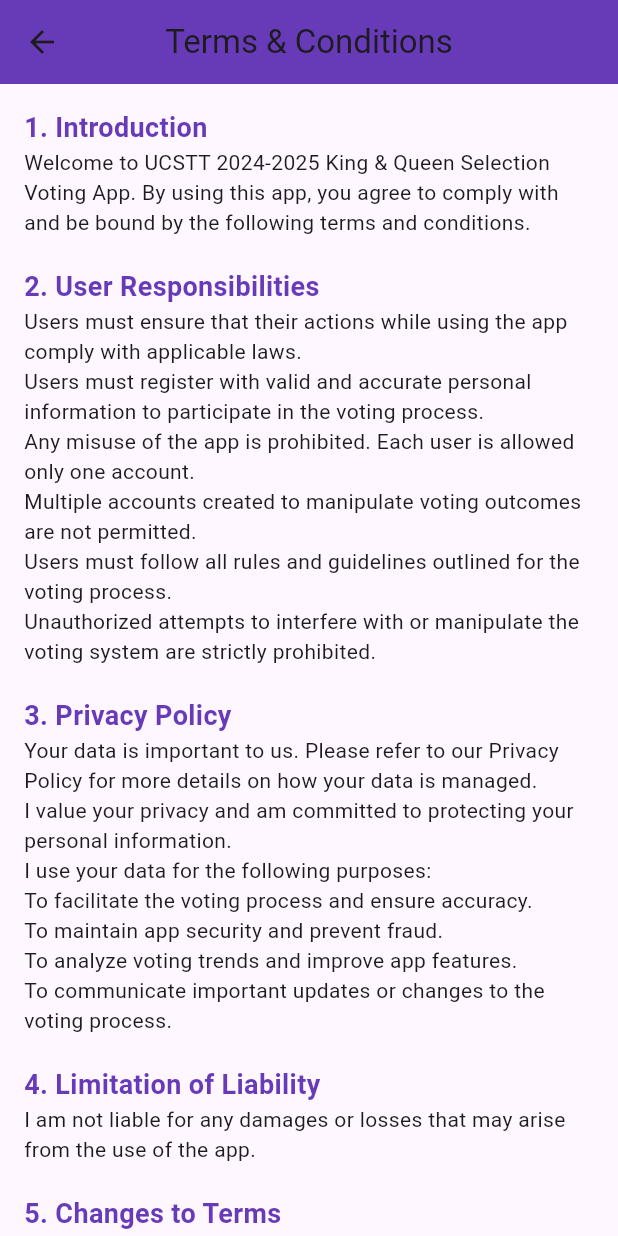
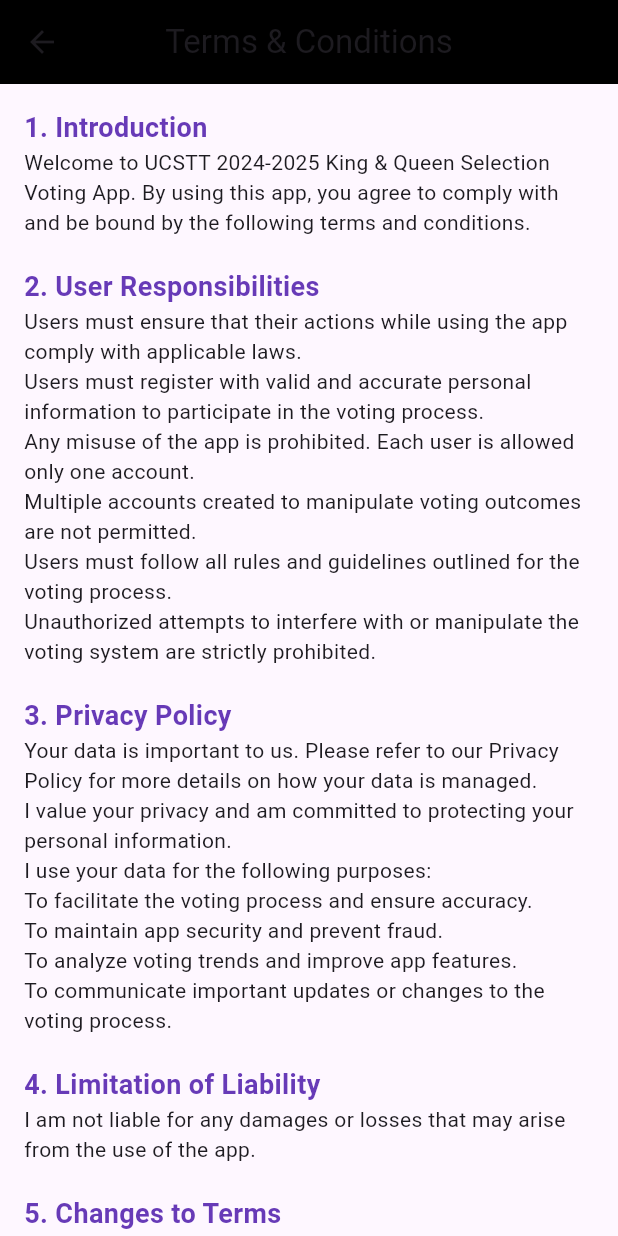
Before and after one commit to minnaingpaingoo/ucstt_voting, a Flutter app: the Profile screen opened directly, after a tap on "Terms & Conditions", on a phone screen of 412 x 824 dp. Run offline on Flutter 3.47's test engine with Material 3 defaults, Android fonts, the phone set to English and light mode, and no system bars; our stand-ins replace cloud_firestore, curved_navigation_bar, firebase_auth, firebase_core, flutter_spinkit, image_picker and 3 more; accounts and stored records are empty.

Commit message:
modified:   lib/user/terms_and_conditions.dart

```diff
--- a/lib/user/profile.dart
+++ b/lib/user/profile.dart
@@ -593,8 +593,8 @@
           const SizedBox(height: 10),
           infoRow(
             icon: Icons.home,
-            title: "Developer Address",
-            value: "Developed by Min Naing Paing Oo. \nContact: naingpaingoo@gmail.com",
+            title: "Developed by Min Naing Paing Oo",
+            value: "naingpaingoo@gmail.com",
           ),
           const SizedBox(height: 10),
           buildActionRow(
--- a/lib/user/terms_and_conditions.dart
+++ b/lib/user/terms_and_conditions.dart
@@ -8,7 +8,7 @@
     return Scaffold(
       appBar: AppBar(
         title: const Text('Terms & Conditions'),
-        backgroundColor: Colors.deepPurple,
+        backgroundColor: Colors.black,
         centerTitle: true,
       ),
       body: _termsAndConditionsBody(),
```
